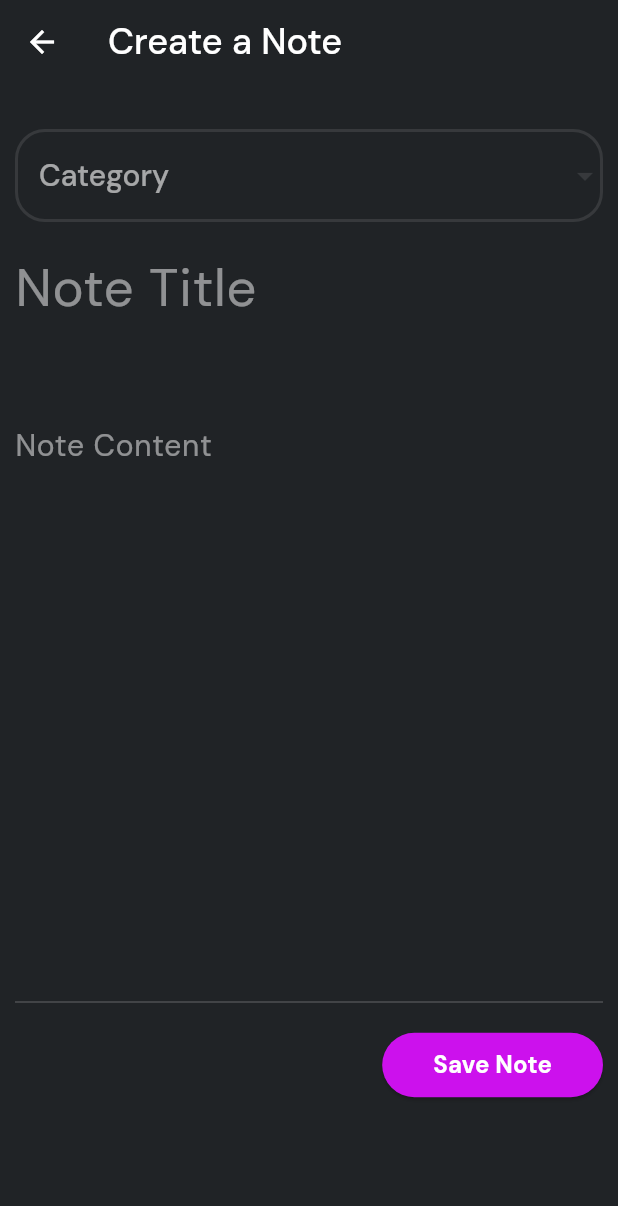
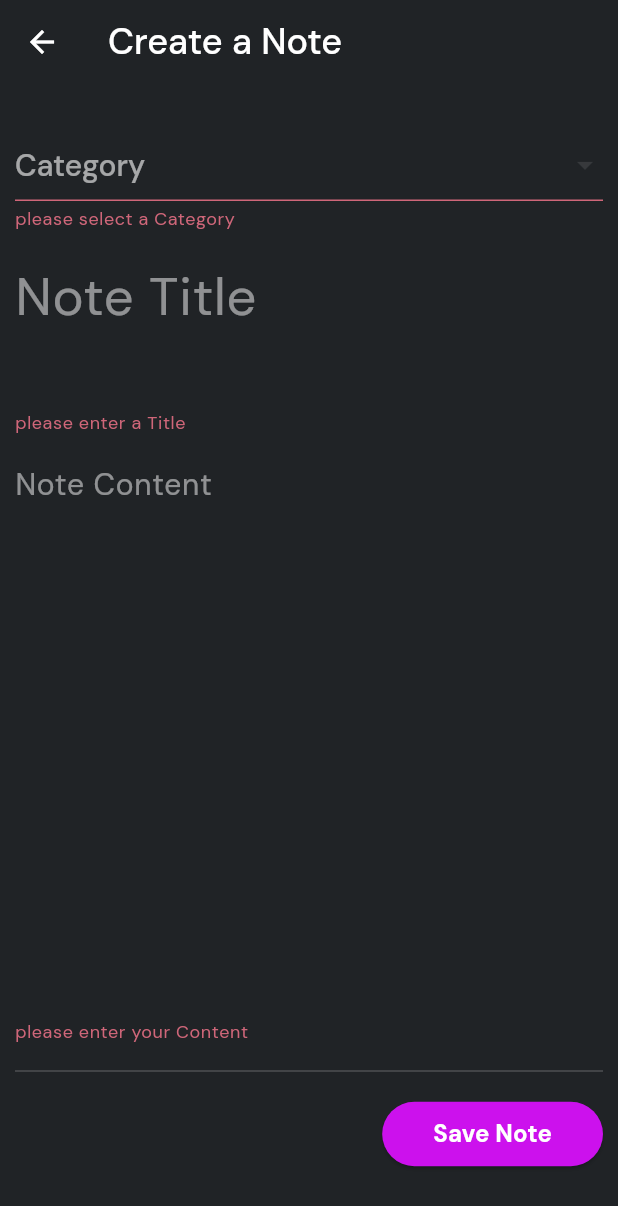
Before and after one commit to Bhanuka99/note_sphere, a Flutter app: the CreateNewNote screen opened directly with empty values, after a tap on "Save Note", on a phone screen of 412 x 824 dp. Shown: the top 1206 px of the screen. Run offline on Flutter 3.47's test engine with Material 3 defaults, Android fonts, the phone set to English and light mode, and no system bars; our stand-ins replace go_router, google_fonts, hive, hive_flutter; accounts and stored records are empty.

```diff
--- a/lib/pages/create_new_note.dart
+++ b/lib/pages/create_new_note.dart
@@ -1,9 +1,13 @@
 import 'package:flutter/material.dart';
 import 'package:google_fonts/google_fonts.dart';
+import 'package:notesphere/helpers/snackbar.dart';
+import 'package:notesphere/models/note_model.dart';
 import 'package:notesphere/services/note_service.dart';
 import 'package:notesphere/utils/colors.dart';
 import 'package:notesphere/utils/constants.dart';
+import 'package:notesphere/utils/router.dart';
 import 'package:notesphere/utils/text_styles.dart';
+import 'package:uuid/uuid.dart';
 
 class CreateNewNote extends StatefulWidget {
 
@@ -18,6 +22,21 @@ class _CreateNewNoteState extends State<CreateNewNote> {
 
   List<String> categories = [];
   final NoteService noteService = NoteService();
+
+  final _formkey = GlobalKey<FormState>();
+  final TextEditingController _noteTitleController = TextEditingController();
+  final TextEditingController _noteContentController = TextEditingController();
+  final TextEditingController _noteCategoryController = TextEditingController();
+  String category = "";
+
+  @override
+  void dispose() {
+    _noteTitleController.dispose();
+    _noteContentController.dispose();
+    _noteCategoryController.dispose();
+    super.dispose();
+  }
+
 
   Future _loadCategories () async {
     categories = await noteService.getAllCategories();
@@ -49,6 +68,7 @@ class _CreateNewNoteState extends State<CreateNewNote> {
                 horizontal: AppConstants.kDefaultPadding*0.5,
               ),
               child: Form(
+                key: _formkey,
                 child: Column(
                   children: [
                     widget.isNewCategory ?
@@ -57,6 +77,13 @@ class _CreateNewNoteState extends State<CreateNewNote> {
                         borderRadius: BorderRadius.circular(10),
                       ),
                       child: TextFormField(
+                        controller: _noteCategoryController,
+                        validator: (value) {
+                          if(value == null || value.isEmpty){
+                            return "Please Enter a Category";
+                          }
+                          return null;
+                        },
                         style: const TextStyle(
                           color: AppColors.kWhiteColor,
                           fontSize: 20,
@@ -92,7 +119,13 @@ class _CreateNewNoteState extends State<CreateNewNote> {
                       decoration: BoxDecoration(
                         borderRadius: BorderRadius.circular(10),
                       ),
-                      child: DropdownButtonFormField(
+                      child: DropdownButtonFormField<String>(
+                        validator: (value) {
+                          if(value == null  || value.isEmpty){
+                            return "please select a Category";
+                          }
+                          return null;
+                        },
                         style: TextStyle(
                           color: AppColors.kWhiteColor,
                           fontFamily: GoogleFonts.dmSans().fontFamily,
@@ -128,12 +161,23 @@ class _CreateNewNoteState extends State<CreateNewNote> {
                             ),
                           );
                         }).toList(),
-                        onChanged: (value){}
+                        onChanged: (String? value){
+                          setState(() {
+                            category = value!;
+                          });
+                        }
                       ),
                     ),
                     const SizedBox(height: 10,),
                     //title field
                     TextFormField(
+                      controller: _noteTitleController,
+                      validator: (value) {
+                        if(value == null  || value.isEmpty){
+                            return "please enter a Title";
+                          }
+                          return null;
+                      },
                       maxLines: 2,
                       style: const TextStyle(
                         color: AppColors.kWhiteColor,
@@ -151,6 +195,13 @@ class _CreateNewNoteState extends State<CreateNewNote> {
                     const SizedBox(height: 10,),
                     //content
                     TextFormField(
+                      controller: _noteContentController,
+                      validator: (value) {
+                        if(value == null  || value.isEmpty){
+                            return "please enter your Content";
+                          }
+                          return null;
+                      },
                       maxLines: 12,
                       style: const TextStyle(
                         color: AppColors.kWhiteColor,
@@ -179,7 +230,33 @@ class _CreateNewNoteState extends State<CreateNewNote> {
                           style: const ButtonStyle(
                             backgroundColor: WidgetStatePropertyAll((AppColors.kFabColor)),
                           ),
-                          onPressed: (){},
+                          onPressed: (){
+
+                            //save the notes
+                            if(_formkey.currentState!.validate()){
+                              try{
+                                noteService.addNote(
+                                  Note(
+                                    title: _noteTitleController.text,
+                                    category: widget.isNewCategory ? _noteCategoryController.text : category,
+                                    content: _noteContentController.text,
+                                    date: DateTime.now(),
+                                    id:const Uuid().v4()
+                                  )
+                                );
+                                //snakbar
+                                AppHelpers.showSnackBar(context, "Note saved successfully!!!");
+
+                                _noteTitleController.clear();
+                                _noteContentController.clear();
+                                AppRouter.router.push("/notes");
+                              }catch(err){
+                                AppHelpers.showSnackBar(context, "Fail to save Note!!!");
+
+                              }
+                            }
+
+                          },
                           child: const Padding(
                             padding: EdgeInsets.all(10),
                             child: Text(
```
Also changed, not shown: lib/helpers/snackbar.dart (added, +20 -0 lines), lib/services/note_service.dart (+11 -0 lines).
